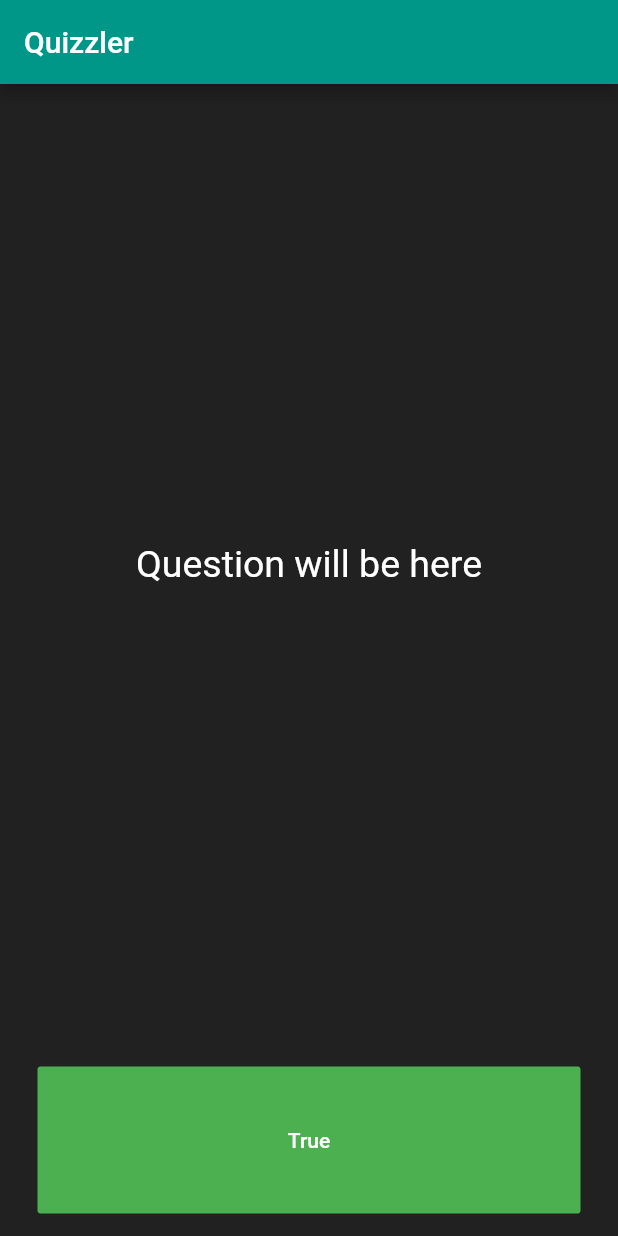
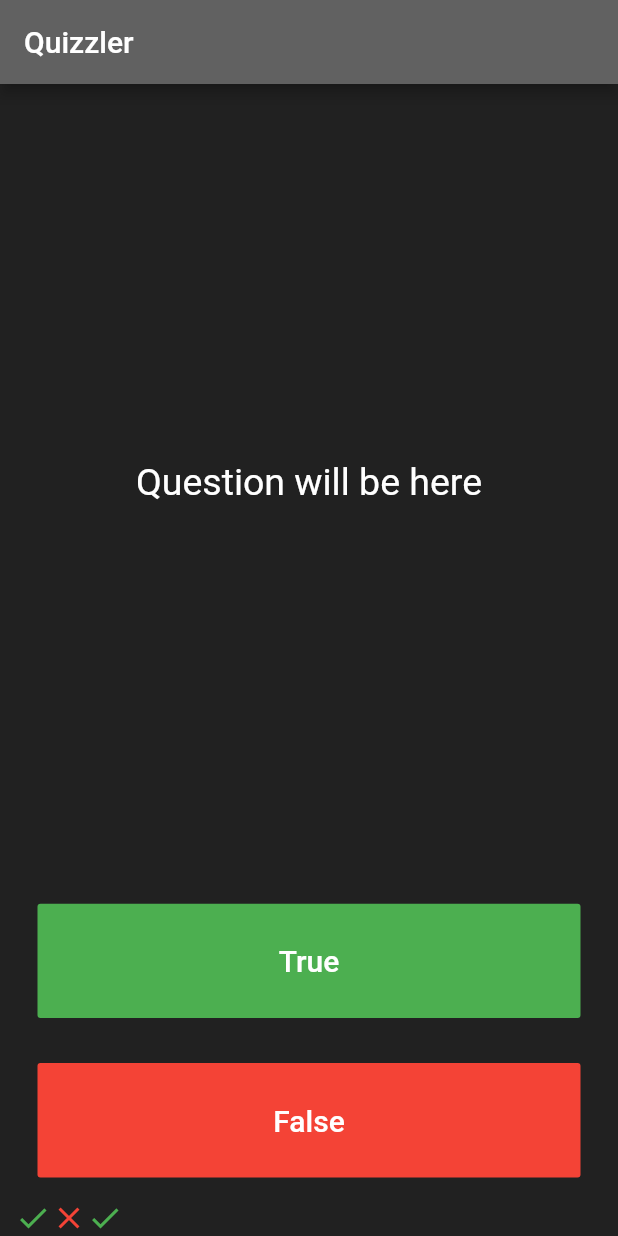
Before and after one commit to kaungthantzindev/quizzler, a Flutter app: the screen it shows after launch, after a tap on "True", on a phone screen of 412 x 824 dp. Run offline on Flutter 3.47's test engine with Material 2 defaults, Android fonts, the phone set to English and light mode, and no system bars.

Commit message:
false button and list icons

```diff
--- a/lib/main.dart
+++ b/lib/main.dart
@@ -8,7 +8,7 @@ class Quizzler extends StatelessWidget {
     return MaterialApp(
       home: Scaffold(
         appBar: AppBar(
-          backgroundColor: Colors.teal,
+          backgroundColor: Colors.grey.shade700,
           title: Text('Quizzler'),
         ),
         backgroundColor: Colors.grey.shade900,
@@ -29,6 +29,16 @@ class QuizPage extends StatefulWidget {
 }
 
 class _QuizPageState extends State<QuizPage> {
+  List<Icon> scrollkeeper = [
+    Icon(
+      Icons.check,
+      color: Colors.green,
+    ),
+    Icon(
+      Icons.close,
+      color: Colors.red,
+    ),
+  ];
   @override
   Widget build(BuildContext context) {
     return Column(
@@ -54,18 +64,50 @@ class _QuizPageState extends State<QuizPage> {
             child: FlatButton(
               color: Colors.green,
               textColor: Colors.white,
-              onPressed: () {},
+              onPressed: () {
+                setState(() {
+                  scrollkeeper.add(
+                    Icon(
+                      Icons.check,
+                      color: Colors.green,
+                    ),
+                  );
+                });
+              },
               child: Text(
                 'True',
-                style: TextStyle(color: Colors.white),
+                style: TextStyle(color: Colors.white, fontSize: 20.0),
               ),
             ),
           ),
         ),
-        // Expanded(
-        //   flex: 3,
-        //   child: null,
-        // ),
+        Expanded(
+          child: Padding(
+            padding: const EdgeInsets.all(15.0),
+            // ignore: deprecated_member_use
+            child: FlatButton(
+              color: Colors.red,
+              textColor: Colors.white,
+              onPressed: () {
+                setState(() {
+                  scrollkeeper.add(
+                    Icon(
+                      Icons.close,
+                      color: Colors.red,
+                    ),
+                  );
+                });
+              },
+              child: Text(
+                'False',
+                style: TextStyle(color: Colors.white, fontSize: 20.0),
+              ),
+            ),
+          ),
+        ),
+        Row(
+          children: scrollkeeper,
+        ),
       ],
     );
   }
```
